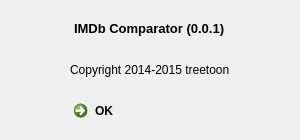
Qt form qt_IMDb/qt_IMDb/aboutdialog.ui (treetoon/IMDb-Comparator) before a commit.
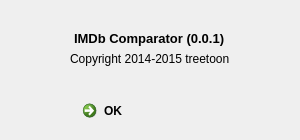
The same form after that commit. Icons and pictures are not drawn.

Diff of the .ui file:
```diff
--- a/qt_IMDb/qt_IMDb/aboutdialog.ui
+++ b/qt_IMDb/qt_IMDb/aboutdialog.ui
@@ -36,7 +36,7 @@
     <normaloff>:/icons/32x32/Resources/icon/32x32/IMDb-Comparator.ico</normaloff>:/icons/32x32/Resources/icon/32x32/IMDb-Comparator.ico</iconset>
   </property>
   <layout class="QVBoxLayout" name="verticalLayout">
-   <item alignment="Qt::AlignHCenter">
+   <item alignment="Qt::AlignHCenter|Qt::AlignBottom">
     <widget class="QLabel" name="label">
      <property name="sizeIncrement">
       <size>
@@ -56,15 +56,21 @@
      </property>
     </widget>
    </item>
-   <item alignment="Qt::AlignHCenter">
+   <item alignment="Qt::AlignHCenter|Qt::AlignTop">
     <widget class="QLabel" name="label_2">
      <property name="text">
       <string>Copyright 2014-2015 treetoon</string>
      </property>
     </widget>
    </item>
-   <item alignment="Qt::AlignHCenter|Qt::AlignBottom">
+   <item alignment="Qt::AlignHCenter">
     <widget class="QCommandLinkButton" name="commandLinkButton">
+     <property name="maximumSize">
+      <size>
+       <width>150</width>
+       <height>50</height>
+      </size>
+     </property>
      <property name="layoutDirection">
       <enum>Qt::LeftToRight</enum>
      </property>
```
